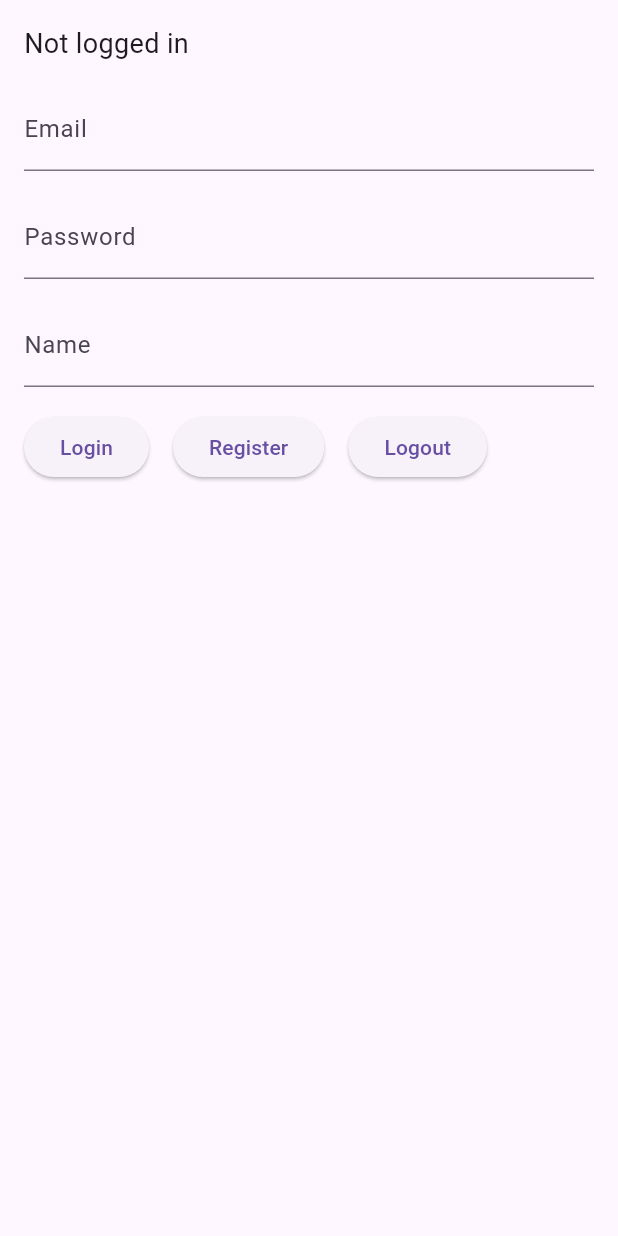
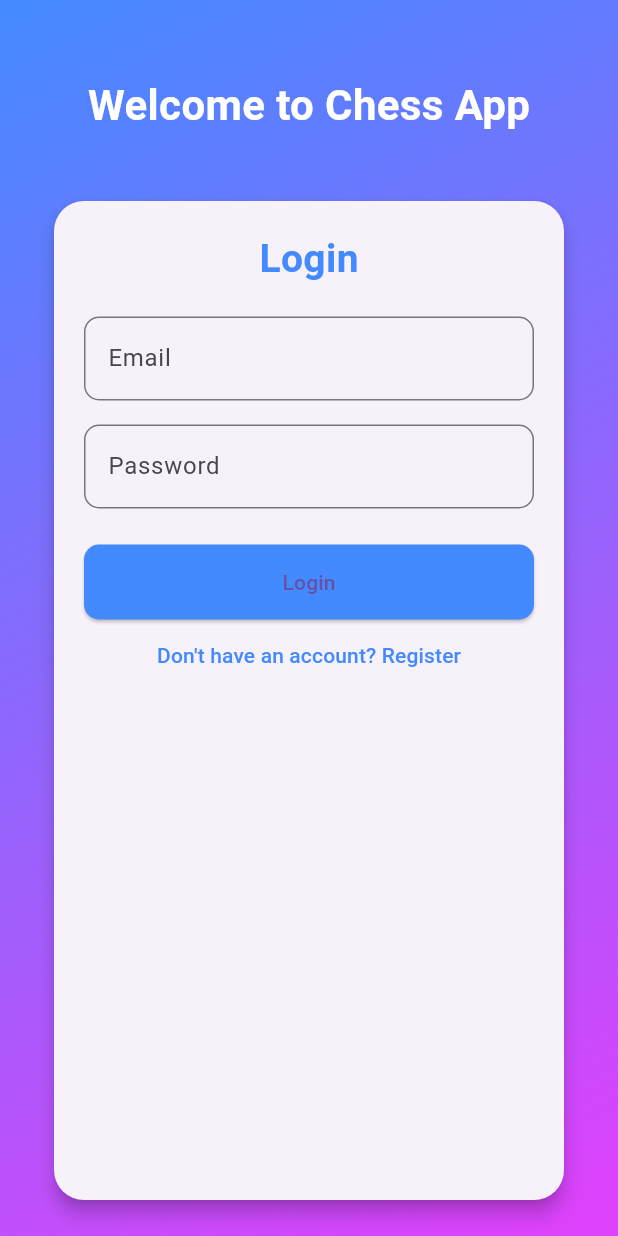
Before and after one commit to HarshTripathi1103/Data_Pirates_KJ, a Flutter app: the screen it shows after launch, after a tap on "Multiplayer Offline", on a phone screen of 412 x 824 dp. Run offline on Flutter 3.47's test engine with Material 3 defaults, Android fonts, the light colour scheme and no system bars; our stand-ins replace appwrite, video_player; missing offline and left inert: tflite_flutter.

Commit message:
improved minor ui for multiplayer

```diff
--- a/lib/authpages/loginpage.dart
+++ b/lib/authpages/loginpage.dart
@@ -15,6 +15,8 @@ class MyWidget extends StatefulWidget {
 class _MyWidgetState extends State<MyWidget> {
   late Account account; // Declare account variable
   models.User? loggedInUser; // Nullable user
+  final PageController _pageController = PageController();
+
 
   final TextEditingController emailController = TextEditingController();
   final TextEditingController passwordController = TextEditingController();
@@ -67,61 +69,124 @@ class _MyWidgetState extends State<MyWidget> {
   @override
   Widget build(BuildContext context) {
     return Scaffold(
-      body: Padding(
-        padding: const EdgeInsets.all(16.0),
+    body: Container(
+      decoration: BoxDecoration(
+        gradient: LinearGradient(
+          colors: [Colors.blueAccent, Colors.purpleAccent],
+          begin: Alignment.topLeft,
+          end: Alignment.bottomRight,
+        ),
+      ),
+      child: Center(
         child: Column(
-          crossAxisAlignment: CrossAxisAlignment.start,
-          children: <Widget>[
+          mainAxisAlignment: MainAxisAlignment.center,
+          children: [
+            SizedBox(height: 50),
             Text(
-              loggedInUser != null
-                  ? 'Logged in as ${loggedInUser!.name}'
-                  : 'Not logged in',
-              style: TextStyle(fontSize: 18),
+              'Welcome to Chess App',
+              style: TextStyle(
+                fontSize: 28,
+                fontWeight: FontWeight.bold,
+                color: Colors.white,
+              ),
             ),
-            SizedBox(height: 16.0),
-            TextField(
-              controller: emailController,
-              decoration: InputDecoration(labelText: 'Email'),
-            ),
-            SizedBox(height: 16.0),
-            TextField(
-              controller: passwordController,
-              decoration: InputDecoration(labelText: 'Password'),
-              obscureText: true,
-            ),
-            SizedBox(height: 16.0),
-            TextField(
-              controller: nameController,
-              decoration: InputDecoration(labelText: 'Name'),
-            ),
-            SizedBox(height: 16.0),
-            Row(
-              mainAxisAlignment: MainAxisAlignment.start,
-              children: <Widget>[
-                ElevatedButton(
-                  onPressed: () {
-                    login(emailController.text, passwordController.text);
-                  },
-                  child: Text('Login'),
-                ),
-                SizedBox(width: 16.0),
-                ElevatedButton(
-                  onPressed: () {
-                    register(emailController.text, passwordController.text,
-                        nameController.text);
-                  },
-                  child: Text('Register'),
-                ),
-                SizedBox(width: 16.0),
-                ElevatedButton(
-                  onPressed: logout,
-                  child: Text('Logout'),
-                ),
-              ],
+            SizedBox(height: 20),
+            Expanded(
+              child: PageView(
+                controller: _pageController,
+                physics: BouncingScrollPhysics(),
+                children: [
+                  _buildModernAuthForm(isLogin: true),
+                  _buildModernAuthForm(isLogin: false),
+                ],
+              ),
             ),
           ],
         ),
       ),
-    );
+    ),
+  );
+}
+
+Widget _buildModernAuthForm({required bool isLogin}) {
+  return Padding(
+    padding: const EdgeInsets.symmetric(horizontal: 32, vertical: 20),
+    child: Card(
+      elevation: 5,
+      shape: RoundedRectangleBorder(borderRadius: BorderRadius.circular(20)),
+      child: Padding(
+        padding: const EdgeInsets.all(20.0),
+        child: Column(
+          mainAxisSize: MainAxisSize.min,
+          children: [
+            Text(
+              isLogin ? 'Login' : 'Register',
+              style: TextStyle(
+                fontSize: 26,
+                fontWeight: FontWeight.w600,
+                color: Colors.blueAccent,
+              ),
+            ),
+            SizedBox(height: 20),
+            TextField(
+              controller: emailController,
+              decoration: InputDecoration(
+                labelText: 'Email',
+                border: OutlineInputBorder(borderRadius: BorderRadius.circular(10)),
+              ),
+            ),
+            SizedBox(height: 16),
+            TextField(
+              controller: passwordController,
+              decoration: InputDecoration(
+                labelText: 'Password',
+                border: OutlineInputBorder(borderRadius: BorderRadius.circular(10)),
+              ),
+              obscureText: true,
+            ),
+            if (!isLogin) ...[
+              SizedBox(height: 16),
+              TextField(
+                controller: nameController,
+                decoration: InputDecoration(
+                  labelText: 'Name',
+                  border: OutlineInputBorder(borderRadius: BorderRadius.circular(10)),
+                ),
+              ),
+            ],
+            SizedBox(height: 24),
+            ElevatedButton(
+              onPressed: () {
+                if (isLogin) {
+                  login(emailController.text, passwordController.text);
+                } else {
+                  register(emailController.text, passwordController.text, nameController.text);
+                }
+              },
+              style: ElevatedButton.styleFrom(
+                shape: RoundedRectangleBorder(borderRadius: BorderRadius.circular(10)),
+                backgroundColor: Colors.blueAccent,
+                minimumSize: Size(double.infinity, 50),
+              ),
+              child: Text(isLogin ? 'Login' : 'Register'),
+            ),
+            TextButton(
+              onPressed: () {
+                _pageController.animateToPage(
+                  isLogin ? 1 : 0,
+                  duration: Duration(milliseconds: 500),
+                  curve: Curves.easeInOut,
+                );
+              },
+              child: Text(
+                isLogin ? "Don't have an account? Register" : "Already have an account? Login",
+                style: TextStyle(color: Colors.blueAccent),
+              ),
+            ),
+          ],
+        ),
+      ),
+    ),
+  );
   }
 }
```
